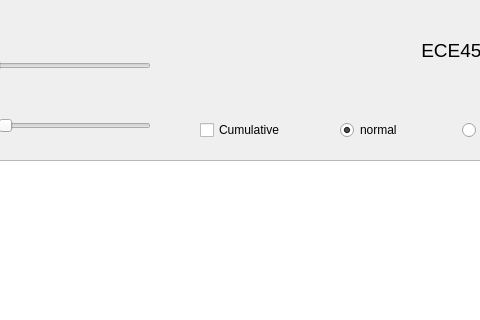
The window that mainwindow.ui (DhairyaSurana/Qt-Distribution) describes before a commit, drawn with Qt 5; both pictures show x 160 to 640 and y 0 to 320 of the 910 by 661 pixel window.
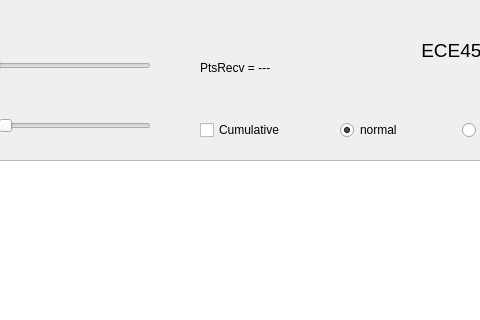
The same window after the commit. Custom widgets are drawn as their Qt base class.

Commit message: Added 'PtsRecv' label

```diff
--- a/mainwindow.ui
+++ b/mainwindow.ui
@@ -188,6 +188,19 @@
      <string>MAXP = 100</string>
     </property>
    </widget>
+   <widget class="QLabel" name="pt_label">
+    <property name="geometry">
+     <rect>
+      <x>360</x>
+      <y>60</y>
+      <width>81</width>
+      <height>16</height>
+     </rect>
+    </property>
+    <property name="text">
+     <string>PtsRecv = ---</string>
+    </property>
+   </widget>
   </widget>
   <widget class="QMenuBar" name="menubar">
    <property name="geometry">
```
The commit also changes 1 other file.
